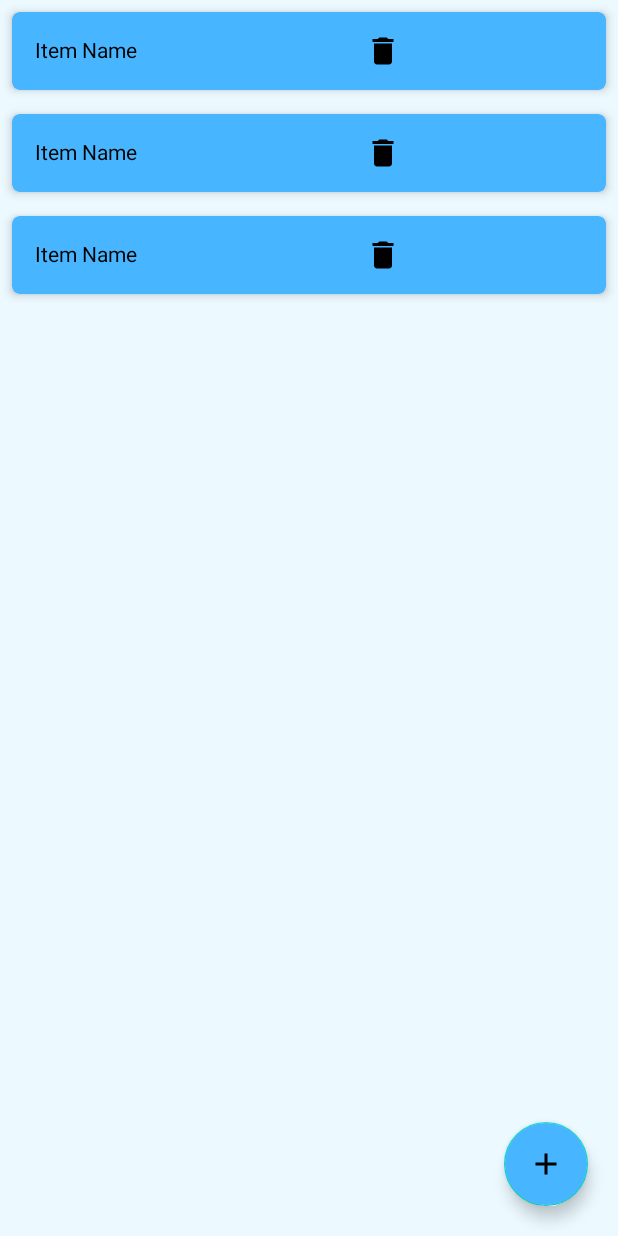
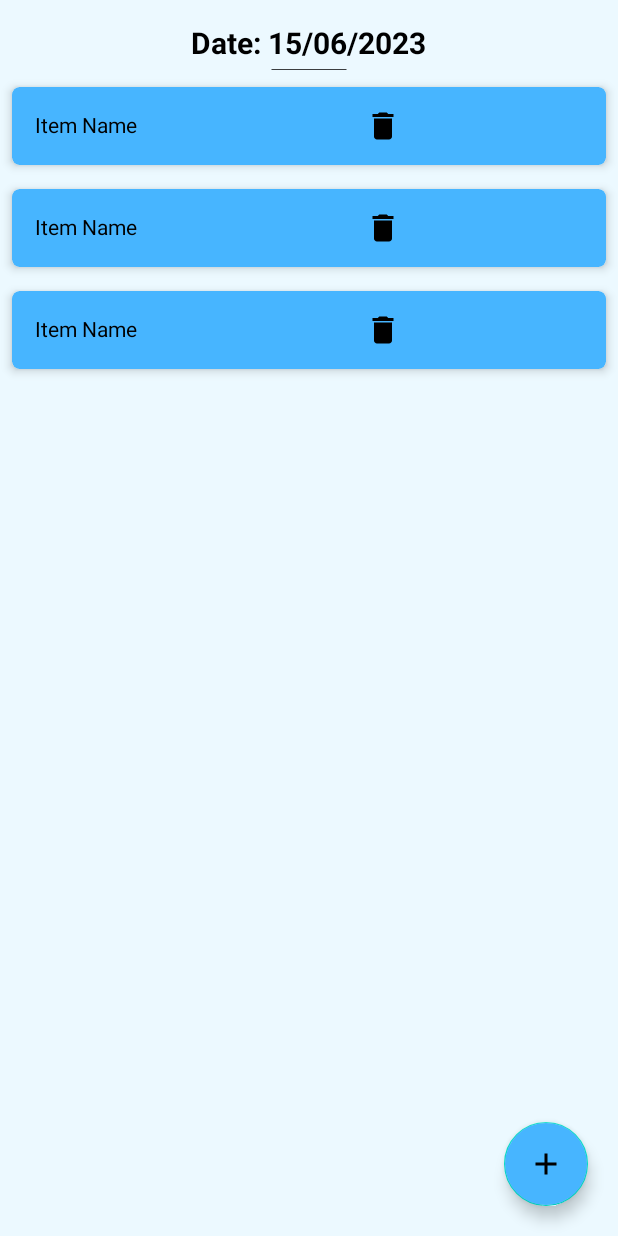
Before and after one commit to Suryansh1720001/TODO, an Android app: the layout activity_main.xml on its own in the app's theme, with its tools: preview values and no code run, on a phone screen of 412 x 824 dp. Run offline under Robolectric (Android 15) with nearby library versions, the phone set to English and light mode, and no system bars.

Commit message:
add date text

```diff
--- /dev/null
+++ b/app/src/main/res/drawable/ic_line.xml
@@ -0,0 +1,5 @@
+<vector android:height="5dp" android:tint="#000000"
+    android:viewportHeight="24" android:viewportWidth="24"
+    android:width="100dp" xmlns:android="http://schemas.android.com/apk/res/android">
+    <path android:fillColor="@android:color/white" android:pathData="M6,19h12v2H6z"/>
+</vector>
--- a/app/src/main/res/layout/activity_main.xml
+++ b/app/src/main/res/layout/activity_main.xml
@@ -1,15 +1,64 @@
 <?xml version="1.0" encoding="utf-8"?>
-<RelativeLayout xmlns:android="http://schemas.android.com/apk/res/android"
-
+<androidx.constraintlayout.widget.ConstraintLayout xmlns:android="http://schemas.android.com/apk/res/android"
     xmlns:tools="http://schemas.android.com/tools"
     android:layout_width="match_parent"
     android:layout_height="match_parent"
+    xmlns:app="http://schemas.android.com/apk/res-auto"
     android:background="@color/blue_shade_1"
     tools:context=".MainActivity">
 
+    <LinearLayout
+        android:id="@+id/llDate"
+        app:layout_constraintTop_toTopOf="parent"
+        app:layout_constraintBottom_toTopOf="@+id/imgLine"
+        android:layout_width="match_parent"
+        android:layout_height="wrap_content"
+        android:orientation="horizontal"
+        android:layout_marginTop="15dp"
+        android:gravity="center"
+        >
+
+        <TextView
+            android:layout_width="wrap_content"
+            android:layout_height="wrap_content"
+            android:text="Date: "
+            android:textColor="@color/black"
+           android:textSize="20sp"
+            android:textStyle="bold"
+
+            />
+
+        <TextView
+          android:gravity="center"
+            android:id="@+id/tvSelectedDate"
+            android:layout_width="wrap_content"
+            android:layout_height="wrap_content"
+            android:text="15/06/2023"
+            android:textColor="@color/black"
+            android:textDirection="firstStrongRtl"
+            android:textSize="20sp"
+            android:textStyle="bold"/>
+
+
+
+    </LinearLayout>
+
+    <ImageView
+        android:id="@+id/imgLine"
+        app:layout_constraintStart_toStartOf="parent"
+        app:layout_constraintEnd_toEndOf="parent"
+        app:layout_constraintTop_toBottomOf="@id/llDate"
+        app:layout_constraintBottom_toTopOf="@id/idRVItem"
+      android:layout_width="wrap_content"
+        android:layout_height="wrap_content"
+        android:layout_marginBottom="4dp"
+        android:src="@drawable/ic_line"/>
+
+
+
     <androidx.recyclerview.widget.RecyclerView
+        android:layout_marginTop="50dp"
         android:id="@+id/idRVItem"
-
         android:layout_width="match_parent"
         android:layout_height="match_parent"
         tools:listitem="@layout/todo_rv_item"
@@ -18,6 +67,8 @@
 
     <com.google.android.material.floatingactionbutton.FloatingActionButton
         android:id="@+id/idFABAdd"
+        app:layout_constraintBottom_toBottomOf="parent"
+        app:layout_constraintRight_toRightOf="parent"
         android:layout_width="wrap_content"
         android:layout_height="wrap_content"
         android:layout_alignParentEnd="true"
@@ -37,4 +88,4 @@
 
 
 
-</RelativeLayout>
+</androidx.constraintlayout.widget.ConstraintLayout>
```
